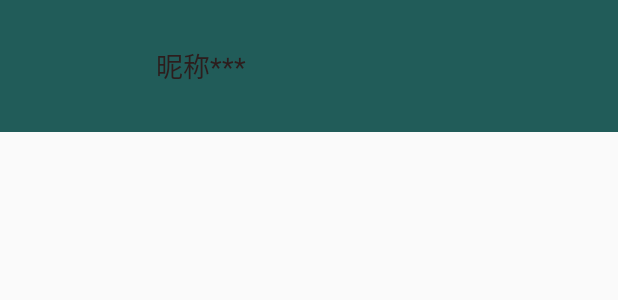
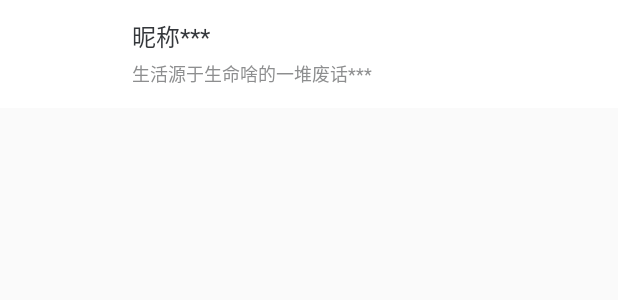
Before and after one commit to jzxyouok/HelpCo2munity, an Android app: the layout item_friend_list.xml on its own in the app's theme, with its tools: preview values and no code run, on a phone screen of 412 x 824 dp. Shown: the top 300 px of the screen. Run offline under Robolectric (Android 15) with nearby library versions, the phone set to English and light mode, and no system bars; plain views replace SimpleDraweeView.

Commit message:
完成好友列表 完成服务器注册自动生成聊天token 完成服务器添加好友逻辑
next
聊天功能完善，界面优化
前端添加好友功能
彩色二维码生成
扫描二维码添加好友

```diff
--- a/app/src/main/res/layout/item_friend_list.xml
+++ b/app/src/main/res/layout/item_friend_list.xml
@@ -1,27 +1,45 @@
-<LinearLayout xmlns:android="http://schemas.android.com/apk/res/android"
+<RelativeLayout xmlns:android="http://schemas.android.com/apk/res/android"
     xmlns:fresco="http://schemas.android.com/apk/res-auto"
     android:layout_width="match_parent"
     android:layout_height="wrap_content"
     android:gravity="center_vertical"
-    android:background="#215c59"
-    android:padding="16dp"
+    android:background="#ffffff"
+    android:padding="12dp"
     android:orientation="horizontal">
 
     <com.facebook.drawee.view.SimpleDraweeView
         android:id="@+id/id_item_friend_Img_sdwv"
-        android:layout_width="56dp"
-        android:layout_height="56dp"
-        fresco:roundAsCircle="true"
+        android:layout_width="48dp"
+        android:layout_height="48dp"
+        android:layout_marginLeft="12dp"
+        fresco:roundingBorderWidth="1dp"
+        fresco:roundingBorderColor="#9c700a"
+        fresco:roundedCornerRadius="3dp"
         fresco:placeholderImage="@drawable/defult_user"
         />
 
     <TextView
+        android:id="@+id/id_item_friend_name_tv"
         android:layout_width="wrap_content"
         android:layout_height="wrap_content"
-        android:id="@+id/id_item_friend_name_tv"
         android:text="昵称***"
-        android:layout_marginLeft="32dp"
-        android:textSize="18sp"
-        android:textColor="#2d1d1d"
+        android:layout_marginLeft="16dp"
+        android:textSize="16sp"
+        android:layout_toRightOf="@+id/id_item_friend_Img_sdwv"
+        android:textColor="#34373b"
         />
-</LinearLayout>
+
+    <TextView
+        android:id="@+id/id_item_friend_dec_tv"
+        android:layout_width="wrap_content"
+        android:layout_height="wrap_content"
+        android:text="生活源于生命啥的一堆废话***"
+        android:layout_marginLeft="16dp"
+        android:layout_marginRight="32dp"
+        android:layout_marginTop="4dp"
+        android:textSize="12sp"
+        android:layout_below="@+id/id_item_friend_name_tv"
+        android:layout_toRightOf="@+id/id_item_friend_Img_sdwv"
+        android:textColor="#8D8E8F"
+        />
+</RelativeLayout>
```
Also changed, not shown: app/src/main/java/com/lvyerose/helpcommunity/im/FriendBean.java (+9 -0 lines), app/src/main/java/com/lvyerose/helpcommunity/im/FriendFragment.java (+35 -2 lines), app/src/main/res/layout/fragment_friend.xml (+6 -7 lines), 2 other files.
